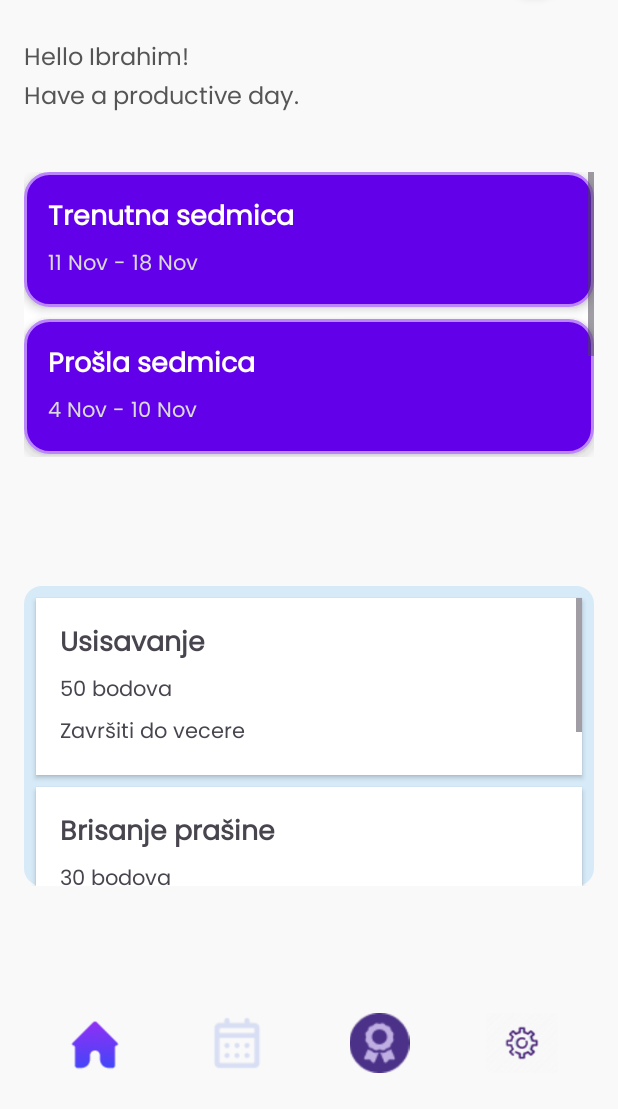
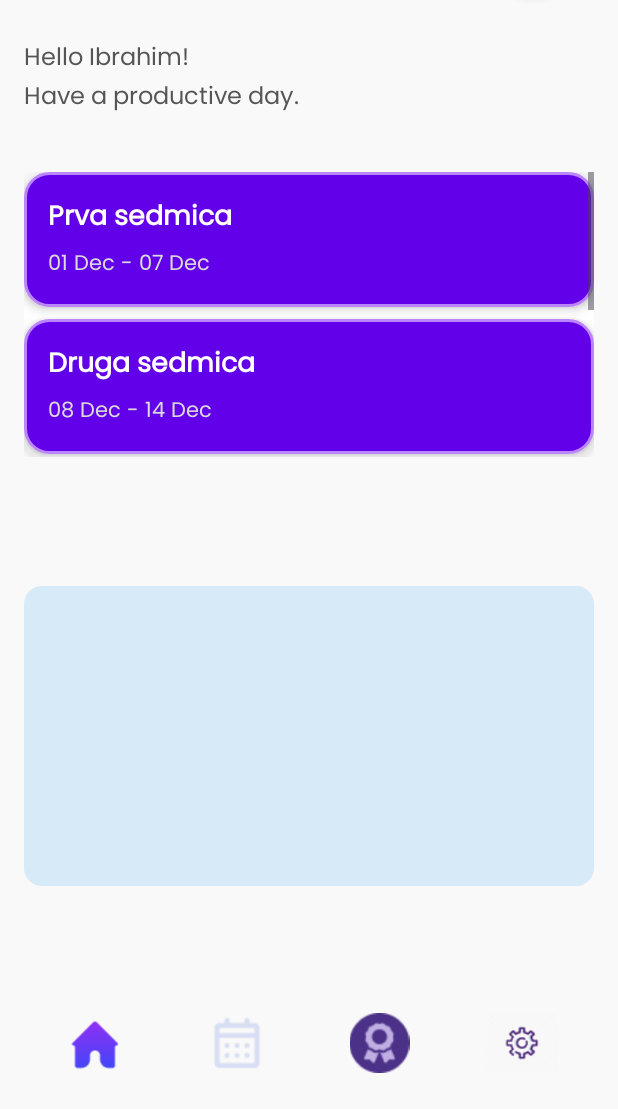
Before and after one commit to IbrahimSelimovic786/Razvoj-mobilnih-aplikacija-i-servisa, an Android app: the HomeActivity screen opened directly, with no data from a screen before it, on a phone screen of 412 x 824 dp, the part 127-1236 px from its top. Run offline under Robolectric (Android 15) with nearby library versions, the light colour scheme and no system bars.

Commit message:
Dodano kreiranje taska i automatsko azuriranje sedmica

```diff
--- a/FamilyHustle/app/src/main/java/com/example/familyhustle/HomeActivity.kt
+++ b/FamilyHustle/app/src/main/java/com/example/familyhustle/HomeActivity.kt
@@ -1,11 +1,16 @@
 package com.example.familyhustle
 
+import android.content.Intent
 import android.os.Bundle
 import android.util.Log
+import android.widget.ImageView
 import android.widget.Toast
 import androidx.appcompat.app.AppCompatActivity
 import androidx.recyclerview.widget.LinearLayoutManager
 import androidx.recyclerview.widget.RecyclerView
+import java.text.SimpleDateFormat
+import java.util.Calendar
+import java.util.Locale
 
 class HomeActivity : AppCompatActivity() {
 
@@ -15,47 +20,95 @@
     private lateinit var taskAdapter: TaskAdapter
     private val weekList = mutableListOf<Week>()
     private val taskList = mutableListOf<Task>()
+    private val taskMap = mutableMapOf<Int, MutableList<Task>>()
 
     override fun onCreate(savedInstanceState: Bundle?) {
         super.onCreate(savedInstanceState)
         setContentView(R.layout.activity_home)
 
-        // RecyclerView za istoriju sedmica
+        // Navigacija na kalendar
+        findViewById<ImageView>(R.id.ic_calendar).setOnClickListener {
+            val intent = Intent(this, CreateTaskActivity::class.java)
+            startActivity(intent)
+        }
+
         rvWeekHistory = findViewById(R.id.rvWeekHistory)
         rvWeekHistory.layoutManager = LinearLayoutManager(this)
         weekAdapter = WeekAdapter(weekList) { week ->
-            Toast.makeText(this, "Kliknuto: ${week.title}", Toast.LENGTH_SHORT).show()
+            val weekIndex = weekList.indexOf(week) + 1
+            Log.d("HomeActivity", "Kliknuto na sedmicu: ${week.title}, indeks: $weekIndex")
+            showTasksForWeek(weekIndex)
         }
         rvWeekHistory.adapter = weekAdapter
-        val sharedPref = getSharedPreferences("UserPref", MODE_PRIVATE)
-        val allEntries = sharedPref.all
 
-        for ((key, value) in allEntries) {
-            Log.d("SharedPreferences", "$key: $value")
-        }
-
-        // RecyclerView za zadatke
         rvTasks = findViewById(R.id.rvTasks)
         rvTasks.layoutManager = LinearLayoutManager(this)
         taskAdapter = TaskAdapter(taskList)
         rvTasks.adapter = taskAdapter
 
-        // Učitavanje podataka
         loadWeekHistory()
         loadTasks()
     }
 
+    override fun onResume() {
+        super.onResume()
+        loadTasks()
+    }
+
     private fun loadWeekHistory() {
-        weekList.add(Week("Trenutna sedmica", "11 Nov - 18 Nov"))
-        weekList.add(Week("Prošla sedmica", "4 Nov - 10 Nov"))
-        weekList.add(Week("2 Weeks ago", "2 Nov - 09 Nov"))
+        weekList.clear()
+        weekList.add(Week("Prva sedmica", "01 Dec - 07 Dec"))
+        weekList.add(Week("Druga sedmica", "08 Dec - 14 Dec"))
+        weekList.add(Week("Treća sedmica", "15 Dec - 21 Dec"))
+        weekList.add(Week("Četvrta sedmica", "22 Dec - 31 Dec"))
         weekAdapter.notifyDataSetChanged()
     }
 
     private fun loadTasks() {
-        taskList.add(Task("Usisavanje", "50 bodova", "Završiti do vecere"))
-        taskList.add(Task("Brisanje prašine", "30 bodova", "Završiti prije 05"))
-        taskList.add(Task("Ocistiti garazu", "25 bodova", "Završiti prije 08"))
+        val sharedPref = getSharedPreferences("TasksPref", MODE_PRIVATE)
+        val allTasks = sharedPref.all
+
+        taskList.clear()
+        taskMap.clear()
+        val calendar = Calendar.getInstance()
+
+        for ((_, value) in allTasks) {
+            val taskData = value.toString().split("|")
+            if (taskData.size < 4) {
+                Log.e("HomeActivity", "Neispravan format zadatka: $value")
+                continue
+            }
+
+            val title = taskData[0]
+            val points = taskData[1]
+            val deadline = taskData[2]
+
+            val deadlineDate = SimpleDateFormat("dd-MM-yyyy", Locale.getDefault()).parse(deadline)
+            if (deadlineDate != null) {
+                calendar.time = deadlineDate
+                val taskWeek = calendar.get(Calendar.WEEK_OF_MONTH)
+
+                if (!taskMap.containsKey(taskWeek)) {
+                    taskMap[taskWeek] = mutableListOf()
+                }
+                taskMap[taskWeek]?.add(Task(title, points, deadline))
+            }
+        }
+
+        for ((week, tasks) in taskMap) {
+            Log.d("HomeActivity", "Sedmica $week: ${tasks.map { it.title }}")
+        }
+
+        val currentWeek = calendar.get(Calendar.WEEK_OF_MONTH)
+        showTasksForWeek(currentWeek)
+    }
+
+    private fun showTasksForWeek(week: Int) {
+        Log.d("HomeActivity", "Prikaz zadataka za sedmicu: $week")
+        val tasksForSelectedWeek = taskMap[week] ?: mutableListOf()
+
+        taskList.clear()
+        taskList.addAll(tasksForSelectedWeek)
         taskAdapter.notifyDataSetChanged()
     }
 }
```
Also changed, not shown: FamilyHustle/app/src/main/AndroidManifest.xml (+0 -9 lines), FamilyHustle/app/src/main/java/com/example/familyhustle/CreateTaskActivity.kt (added, +87 -0 lines), FamilyHustle/app/src/main/res/layout/activity_create_task.xml (added, +133 -0 lines).
